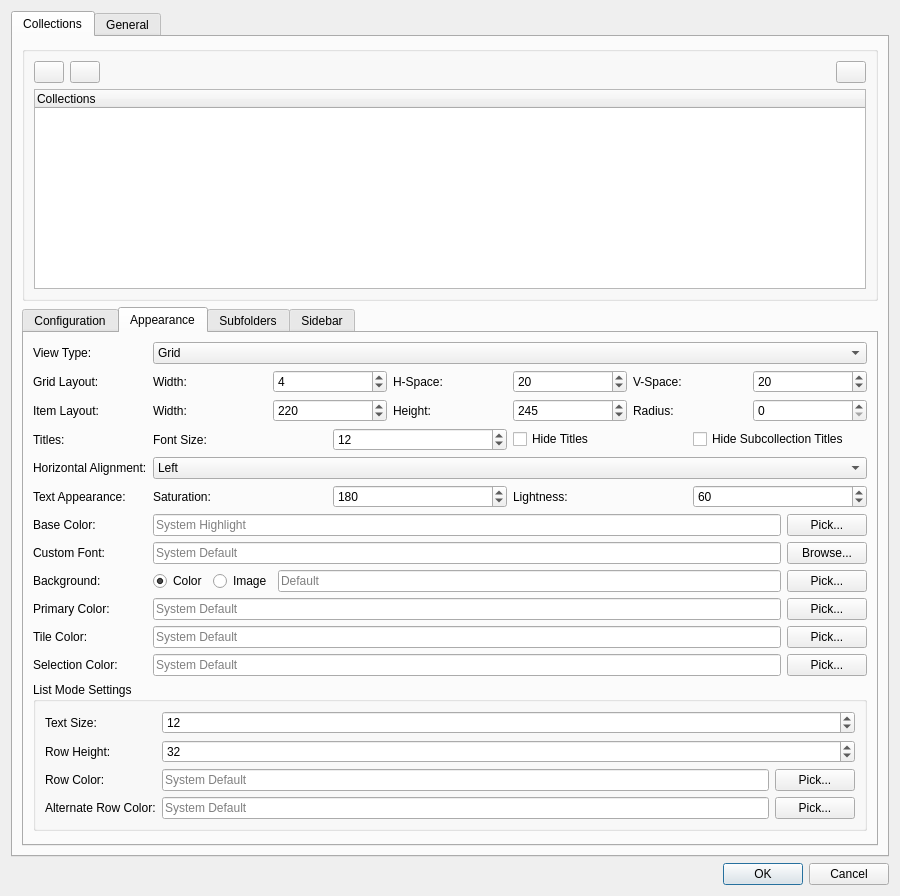
This is src/ui/dialogs/settingsdialog.ui in EtherAura/Kartend as Qt 5 draws it before an edit. The edited form follows.
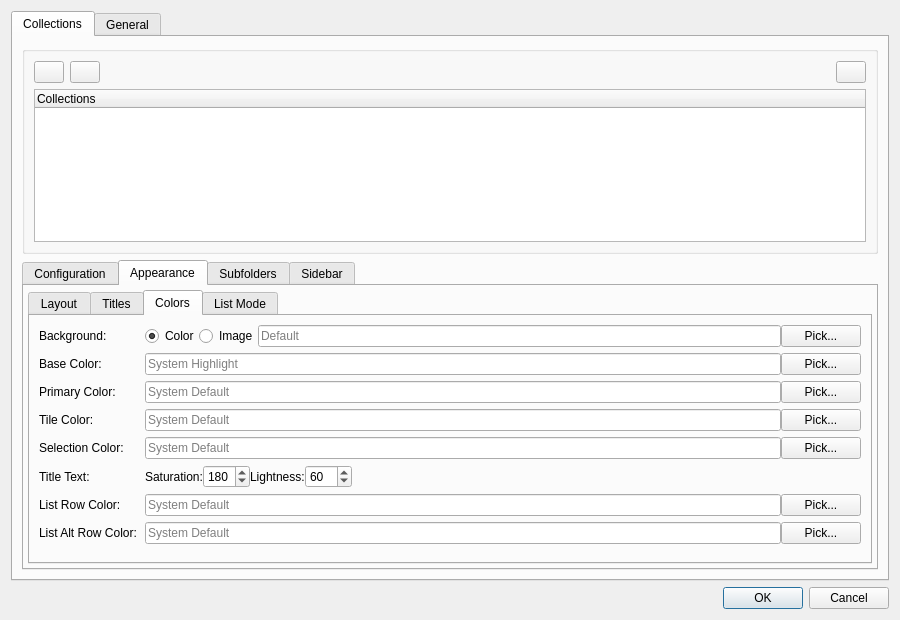
This is the edited form. The open tabs and pages were chosen to show the change. Icons and pictures are not drawn.

Commit message: ui(settings): approved settings dialog tweaks

```diff
--- a/src/ui/dialogs/settingsdialog.ui
+++ b/src/ui/dialogs/settingsdialog.ui
@@ -7,7 +7,7 @@
     <x>0</x>
     <y>0</y>
     <width>900</width>
-    <height>800</height>
+    <height>620</height>
    </rect>
   </property>
   <property name="windowTitle">
@@ -100,7 +100,7 @@
             <property name="minimumSize">
              <size>
               <width>0</width>
-              <height>200</height>
+              <height>120</height>
              </size>
             </property>
             <property name="rootIsDecorated">
@@ -364,8 +364,24 @@
            <string>Appearance</string>
           </attribute>
           <layout class="QVBoxLayout" name="appearanceTabLayout">
+           <property name="spacing"><number>4</number></property>
+           <property name="leftMargin"><number>4</number></property>
+           <property name="rightMargin"><number>4</number></property>
+           <property name="topMargin"><number>4</number></property>
+           <property name="bottomMargin"><number>4</number></property>
            <item>
-            <layout class="QFormLayout" name="appearanceFormLayout">
+            <widget class="QTabWidget" name="appearanceSubTabWidget">
+             <property name="currentIndex"><number>0</number></property>
+             <!-- Sub-tab: Layout -->
+             <widget class="QWidget" name="appearanceLayoutSubTab">
+              <attribute name="title"><string>Layout</string></attribute>
+              <layout class="QVBoxLayout" name="appearanceLayoutSubTabLayout">
+               <property name="spacing"><number>6</number></property>
+               <item>
+                <layout class="QFormLayout" name="appearanceLayoutFormLayout">
+                 <property name="horizontalSpacing"><number>8</number></property>
+                 <property name="verticalSpacing"><number>6</number></property>
+                 <property name="fieldGrowthPolicy"><enum>QFormLayout::FieldGrowthPolicy::ExpandingFieldsGrow</enum></property>
              <item row="0" column="0">
               <widget class="QLabel" name="label_viewType">
                <property name="text">
@@ -374,21 +390,29 @@
               </widget>
              </item>
              <item row="0" column="1">
+                  <layout class="QHBoxLayout" name="viewTypeRowLayout">
+                   <item>
               <widget class="QComboBox" name="viewTypeComboBox">
-               <property name="toolTip">
-                <string>Display items as a grid with artwork or as a simple list</string>
-               </property>
-               <item>
-                <property name="text">
-                 <string>Grid</string>
-                </property>
+                     <property name="toolTip"><string>Display items as a grid with artwork or as a simple list</string></property>
+                     <item><property name="text"><string>Grid</string></property></item>
+                     <item><property name="text"><string>List</string></property></item>
+                    </widget>
                </item>
                <item>
-                <property name="text">
-                 <string>List</string>
-                </property>
-               </item>
-              </widget>
+                    <widget class="QLabel" name="label_horizontalAlignment">
+                     <property name="text"><string>Alignment:</string></property>
+                    </widget>
+                   </item>
+                   <item>
+                    <widget class="QComboBox" name="horizontalAlignmentComboBox">
+                     <property name="toolTip"><string>Horizontal alignment of collection grid (Left, Center, Right)</string></property>
+                     <item><property name="text"><string>Left</string></property></item>
+                     <item><property name="text"><string>Center</string></property></item>
+                     <item><property name="text"><string>Right</string></property></item>
+                    </widget>
+                   </item>
+                   <item><spacer name="viewTypeRowSpacer"><property name="orientation"><enum>Qt::Orientation::Horizontal</enum></property><property name="sizeHint" stdset="0"><size><width>40</width><height>20</height></size></property></spacer></item>
+                  </layout>
              </item>
              <item row="1" column="0">
               <widget class="QLabel" name="label_gridLayout">
@@ -438,6 +462,7 @@
                  <property name="value"><number>20</number></property>
                 </widget>
                </item>
+                   <item><spacer name="gridLayoutSpacer"><property name="orientation"><enum>Qt::Orientation::Horizontal</enum></property><property name="sizeHint" stdset="0"><size><width>40</width><height>20</height></size></property></spacer></item>
               </layout>
              </item>
              <item row="2" column="0">
@@ -488,16 +513,30 @@
                  <property name="value"><number>0</number></property>
                 </widget>
                </item>
-              </layout>
-             </item>
-             <item row="3" column="0">
+                   <item><spacer name="itemLayoutSpacer"><property name="orientation"><enum>Qt::Orientation::Horizontal</enum></property><property name="sizeHint" stdset="0"><size><width>40</width><height>20</height></size></property></spacer></item>
+                  </layout>
+                 </item>
+                </layout>
+               </item>
+               <item><spacer name="appearanceLayoutVerticalSpacer"><property name="orientation"><enum>Qt::Orientation::Vertical</enum></property><property name="sizeHint" stdset="0"><size><width>20</width><height>40</height></size></property></spacer></item>
+              </layout>
+             </widget>
+             <!-- Sub-tab: Titles -->
+             <widget class="QWidget" name="appearanceTitlesSubTab">
+              <attribute name="title"><string>Titles</string></attribute>
+              <layout class="QVBoxLayout" name="appearanceTitlesSubTabLayout">
+               <property name="spacing"><number>6</number></property>
+               <item>
+                <layout class="QFormLayout" name="appearanceTitlesFormLayout">
+                 <property name="horizontalSpacing"><number>8</number></property>
+                 <property name="verticalSpacing"><number>6</number></property>
+                 <property name="fieldGrowthPolicy"><enum>QFormLayout::FieldGrowthPolicy::ExpandingFieldsGrow</enum></property>
+                 <item row="0" column="0">
               <widget class="QLabel" name="label_titles">
-               <property name="text">
-                <string>Titles:</string>
-               </property>
-              </widget>
-             </item>
-             <item row="3" column="1">
+                   <property name="text"><string>Titles:</string></property>
+                  </widget>
+                 </item>
+                 <item row="0" column="1">
               <layout class="QHBoxLayout" name="titlesLayout">
                <item>
                 <widget class="QLabel" name="label_fontSize_mini">
@@ -524,105 +563,15 @@
                  <property name="text"><string>Hide Subcollection Titles</string></property>
                 </widget>
                </item>
-              </layout>
-             </item>
-             <item row="4" column="0">
-              <widget class="QLabel" name="label_horizontalAlignment">
-               <property name="text">
-                <string>Horizontal Alignment:</string>
-               </property>
-              </widget>
-             </item>
-             <item row="4" column="1">
-              <widget class="QComboBox" name="horizontalAlignmentComboBox">
-               <property name="toolTip">
-                <string>Horizontal alignment of collection grid (Left, Center, Right)</string>
-               </property>
-               <item>
-                <property name="text">
-                 <string>Left</string>
-                </property>
-               </item>
-               <item>
-                <property name="text">
-                 <string>Center</string>
-                </property>
-               </item>
-               <item>
-                <property name="text">
-                 <string>Right</string>
-                </property>
-               </item>
-              </widget>
-             </item>
-             <item row="5" column="0">
-              <widget class="QLabel" name="label_textAppearance">
-               <property name="text">
-                <string>Text Appearance:</string>
-               </property>
-              </widget>
-             </item>
-             <item row="5" column="1">
-              <layout class="QHBoxLayout" name="textAppearanceLayout">
-               <item>
-                <widget class="QLabel" name="label_saturation_mini">
-                 <property name="text"><string>Saturation:</string></property>
-                </widget>
-               </item>
-               <item>
-                <widget class="QSpinBox" name="titleSaturationSpinBox">
-                 <property name="toolTip"><string>Title text color saturation (0-255)</string></property>
-                 <property name="minimum"><number>0</number></property>
-                 <property name="maximum"><number>255</number></property>
-                 <property name="value"><number>180</number></property>
-                </widget>
-               </item>
-               <item>
-                <widget class="QLabel" name="label_lightness_mini">
-                 <property name="text"><string>Lightness:</string></property>
-                </widget>
-               </item>
-               <item>
-                <widget class="QSpinBox" name="titleLightnessSpinBox">
-                 <property name="toolTip"><string>Title text color lightness (0-255, lower is darker)</string></property>
-                 <property name="minimum"><number>0</number></property>
-                 <property name="maximum"><number>255</number></property>
-                 <property name="value"><number>60</number></property>
-                </widget>
-               </item>
-              </layout>
-             </item>
-             <item row="6" column="0">
-              <widget class="QLabel" name="label_baseColor">
-               <property name="text">
-                <string>Base Color:</string>
-               </property>
-              </widget>
-             </item>
-             <item row="6" column="1">
-              <layout class="QHBoxLayout" name="baseColorLayout">
-               <item>
-                <widget class="QLineEdit" name="baseColorEdit">
-                 <property name="toolTip"><string>Base color for title text (hex format like #FF5500, leave empty for system highlight)</string></property>
-                 <property name="placeholderText"><string>System Highlight</string></property>
-                </widget>
-               </item>
-               <item>
-                <widget class="QPushButton" name="browseColorButton">
-                 <property name="text"><string>Pick...</string></property>
-                 <property name="toolTip"><string>Select a base color</string></property>
-                </widget>
-               </item>
-              </layout>
-             </item>
-             <item row="7" column="0">
+                   <item><spacer name="titlesSpacer"><property name="orientation"><enum>Qt::Orientation::Horizontal</enum></property><property name="sizeHint" stdset="0"><size><width>40</width><height>20</height></size></property></spacer></item>
+                  </layout>
+                 </item>
+                 <item row="1" column="0">
               <widget class="QLabel" name="label_customFont">
-               <property name="text">
-                <string>Custom Font:</string>
-               </property>
-              </widget>
-             </item>
-             <item row="7" column="1">
+                   <property name="text"><string>Custom Font:</string></property>
+                  </widget>
+                 </item>
+                 <item row="1" column="1">
               <layout class="QHBoxLayout" name="customFontLayout">
                <item>
                 <widget class="QLineEdit" name="customFontEdit">
@@ -638,14 +587,27 @@
                </item>
               </layout>
              </item>
-             <item row="8" column="0">
+                </layout>
+               </item>
+               <item><spacer name="appearanceTitlesVerticalSpacer"><property name="orientation"><enum>Qt::Orientation::Vertical</enum></property><property name="sizeHint" stdset="0"><size><width>20</width><height>40</height></size></property></spacer></item>
+              </layout>
+             </widget>
+             <!-- Sub-tab: Colors -->
+             <widget class="QWidget" name="appearanceColorsSubTab">
+              <attribute name="title"><string>Colors</string></attribute>
+              <layout class="QVBoxLayout" name="appearanceColorsSubTabLayout">
+               <property name="spacing"><number>6</number></property>
+               <item>
+                <layout class="QFormLayout" name="appearanceColorsFormLayout">
+                 <property name="horizontalSpacing"><number>8</number></property>
+                 <property name="verticalSpacing"><number>6</number></property>
+                 <property name="fieldGrowthPolicy"><enum>QFormLayout::FieldGrowthPolicy::ExpandingFieldsGrow</enum></property>
+                 <item row="0" column="0">
               <widget class="QLabel" name="label_background">
-               <property name="text">
-                <string>Background:</string>
-               </property>
-              </widget>
-             </item>
-             <item row="8" column="1">
+                   <property name="text"><string>Background:</string></property>
+                  </widget>
+                 </item>
+                 <item row="0" column="1">
               <layout class="QHBoxLayout" name="backgroundLayout">
                <item>
                 <widget class="QRadioButton" name="backgroundColorRadio">
@@ -672,14 +634,33 @@
                </item>
               </layout>
              </item>
-             <item row="9" column="0">
+                 <item row="1" column="0">
+                  <widget class="QLabel" name="label_baseColor">
+                   <property name="text"><string>Base Color:</string></property>
+                  </widget>
+                 </item>
+                 <item row="1" column="1">
+                  <layout class="QHBoxLayout" name="baseColorLayout">
+                   <item>
+                    <widget class="QLineEdit" name="baseColorEdit">
+                     <property name="toolTip"><string>Base color for title text (hex format like #FF5500, leave empty for system highlight)</string></property>
+                     <property name="placeholderText"><string>System Highlight</string></property>
+                    </widget>
+                   </item>
+                   <item>
+                    <widget class="QPushButton" name="browseColorButton">
+                     <property name="text"><string>Pick...</string></property>
+                     <property name="toolTip"><string>Select a base color</string></property>
+                    </widget>
+                   </item>
+                  </layout>
+                 </item>
+                 <item row="2" column="0">
               <widget class="QLabel" name="label_primaryColor">
-               <property name="text">
-                <string>Primary Color:</string>
-               </property>
-              </widget>
-             </item>
-             <item row="9" column="1">
+                   <property name="text"><string>Primary Color:</string></property>
+                  </widget>
+                 </item>
+                 <item row="2" column="1">
               <layout class="QHBoxLayout" name="primaryColorLayout">
                <item>
                 <widget class="QLineEdit" name="primaryColorEdit">
@@ -695,14 +676,12 @@
                </item>
               </layout>
              </item>
-             <item row="10" column="0">
+                 <item row="3" column="0">
               <widget class="QLabel" name="label_tileColor">
-               <property name="text">
-                <string>Tile Color:</string>
-               </property>
-              </widget>
-             </item>
-             <item row="10" column="1">
+                   <property name="text"><string>Tile Color:</string></property>
+                  </widget>
+                 </item>
+                 <item row="3" column="1">
               <layout class="QHBoxLayout" name="tileColorLayout">
                <item>
                 <widget class="QLineEdit" name="tileColorEdit">
@@ -718,14 +697,12 @@
                </item>
               </layout>
              </item>
-             <item row="11" column="0">
+                 <item row="4" column="0">
               <widget class="QLabel" name="label_selectionColor">
-               <property name="text">
-                <string>Selection Color:</string>
-               </property>
-              </widget>
-             </item>
-             <item row="11" column="1">
+                   <property name="text"><string>Selection Color:</string></property>
+                  </widget>
+                 </item>
+                 <item row="4" column="1">
               <layout class="QHBoxLayout" name="selectionColorLayout">
                <item>
                 <widget class="QLineEdit" name="selectionColorEdit">
@@ -741,52 +718,40 @@
                </item>
               </layout>
              </item>
-            </layout>
-           </item>
-           <item>
-            <widget class="QGroupBox" name="listModeGroupBox">
-             <property name="title">
-              <string>List Mode Settings</string>
-             </property>
-             <layout class="QFormLayout" name="listModeFormLayout">
-              <item row="0" column="0">
-               <widget class="QLabel" name="label_listFontSize">
-                <property name="text">
-                 <string>Text Size:</string>
-                </property>
-               </widget>
-              </item>
-              <item row="0" column="1">
-               <widget class="QSpinBox" name="listFontSizeSpinBox">
-                <property name="toolTip"><string>Font size for list view text (6-48 pt)</string></property>
-                <property name="minimum"><number>6</number></property>
-                <property name="maximum"><number>48</number></property>
-                <property name="value"><number>12</number></property>
-               </widget>
-              </item>
-              <item row="1" column="0">
-               <widget class="QLabel" name="label_listRowHeight">
-                <property name="text">
-                 <string>Row Height:</string>
-                </property>
-               </widget>
-              </item>
-              <item row="1" column="1">
-               <widget class="QSpinBox" name="listRowHeightSpinBox">
-                <property name="toolTip"><string>Height of each row in list view (20-100 px)</string></property>
-                <property name="minimum"><number>20</number></property>
-                <property name="maximum"><number>100</number></property>
-                <property name="value"><number>32</number></property>
-               </widget>
-              </item>
-              <item row="2" column="0">
+                 <item row="5" column="0">
+                  <widget class="QLabel" name="label_textAppearance">
+                   <property name="text"><string>Title Text:</string></property>
+                  </widget>
+                 </item>
+                 <item row="5" column="1">
+                  <layout class="QHBoxLayout" name="textAppearanceLayout">
+                   <item><widget class="QLabel" name="label_saturation_mini"><property name="text"><string>Saturation:</string></property></widget></item>
+                   <item>
+                    <widget class="QSpinBox" name="titleSaturationSpinBox">
+                     <property name="toolTip"><string>Title text color saturation (0-255)</string></property>
+                     <property name="minimum"><number>0</number></property>
+                     <property name="maximum"><number>255</number></property>
+                     <property name="value"><number>180</number></property>
+                    </widget>
+                   </item>
+                   <item><widget class="QLabel" name="label_lightness_mini"><property name="text"><string>Lightness:</string></property></widget></item>
+                   <item>
+                    <widget class="QSpinBox" name="titleLightnessSpinBox">
+                     <property name="toolTip"><string>Title text color lightness (0-255, lower is darker)</string></property>
+                     <property name="minimum"><number>0</number></property>
+                     <property name="maximum"><number>255</number></property>
+                     <property name="value"><number>60</number></property>
+                    </widget>
+                   </item>
+                   <item><spacer name="textAppearanceSpacer"><property name="orientation"><enum>Qt::Orientation::Horizontal</enum></property><property name="sizeHint" stdset="0"><size><width>40</width><height>20</height></size></property></spacer></item>
+                  </layout>
+                 </item>
+                 <item row="6" column="0">
                <widget class="QLabel" name="label_listRowColor">
-                <property name="text">
-                 <string>Row Color:</string>
-                </property>
-               </widget>
-              </item>
-              <item row="2" column="1">
+                   <property name="text"><string>List Row Color:</string></property>
+                  </widget>
+                 </item>
+                 <item row="6" column="1">
                <layout class="QHBoxLayout" name="listRowColorLayout">
                 <item>
                  <widget class="QLineEdit" name="listRowColorEdit">
@@ -802,14 +767,12 @@
                 </item>
                </layout>
               </item>
-              <item row="3" column="0">
+                 <item row="7" column="0">
                <widget class="QLabel" name="label_listAltRowColor">
-                <property name="text">
-                 <string>Alternate Row Color:</string>
-                </property>
-               </widget>
-              </item>
-              <item row="3" column="1">
+                   <property name="text"><string>List Alt Row Color:</string></property>
+                  </widget>
+                 </item>
+                 <item row="7" column="1">
                <layout class="QHBoxLayout" name="listAltRowColorLayout">
                 <item>
                  <widget class="QLineEdit" name="listAltRowColorEdit">
@@ -826,20 +789,54 @@
                </layout>
               </item>
              </layout>
-            </widget>
-           </item>
+               </item>
+               <item><spacer name="appearanceColorsVerticalSpacer"><property name="orientation"><enum>Qt::Orientation::Vertical</enum></property><property name="sizeHint" stdset="0"><size><width>20</width><height>40</height></size></property></spacer></item>
+              </layout>
+             </widget>
+             <!-- Sub-tab: List Mode -->
+             <widget class="QWidget" name="appearanceListSubTab">
+              <attribute name="title"><string>List Mode</string></attribute>
+              <layout class="QVBoxLayout" name="appearanceListSubTabLayout">
+               <property name="spacing"><number>6</number></property>
+               <item>
+                <layout class="QFormLayout" name="appearanceListFormLayout">
+                 <property name="horizontalSpacing"><number>8</number></property>
+                 <property name="verticalSpacing"><number>6</number></property>
+                 <property name="fieldGrowthPolicy"><enum>QFormLayout::FieldGrowthPolicy::ExpandingFieldsGrow</enum></property>
+                 <item row="0" column="0">
+                  <widget class="QLabel" name="label_listFontSize">
+                   <property name="text"><string>Row Size:</string></property>
+                  </widget>
+                 </item>
+                 <item row="0" column="1">
+                  <layout class="QHBoxLayout" name="listSizeLayout">
+                   <item><widget class="QLabel" name="label_listFontSize_mini"><property name="text"><string>Text Size:</string></property></widget></item>
            <item>
-            <spacer name="appearanceVerticalSpacer">
-             <property name="orientation">
-              <enum>Qt::Orientation::Vertical</enum>
-             </property>
-             <property name="sizeHint" stdset="0">
-              <size>
-               <width>20</width>
-               <height>40</height>
-              </size>
-             </property>
-            </spacer>
+                    <widget class="QSpinBox" name="listFontSizeSpinBox">
+                     <property name="toolTip"><string>Font size for list view text (6-48 pt)</string></property>
+                     <property name="minimum"><number>6</number></property>
+                     <property name="maximum"><number>48</number></property>
+                     <property name="value"><number>12</number></property>
+                    </widget>
+                   </item>
+                   <item><widget class="QLabel" name="label_listRowHeight"><property name="text"><string>Row Height:</string></property></widget></item>
+                   <item>
+                    <widget class="QSpinBox" name="listRowHeightSpinBox">
+                     <property name="toolTip"><string>Height of each row in list view (20-100 px)</string></property>
+                     <property name="minimum"><number>20</number></property>
+                     <property name="maximum"><number>100</number></property>
+                     <property name="value"><number>32</number></property>
+                    </widget>
+                   </item>
+                   <item><spacer name="listSizeSpacer"><property name="orientation"><enum>Qt::Orientation::Horizontal</enum></property><property name="sizeHint" stdset="0"><size><width>40</width><height>20</height></size></property></spacer></item>
+                  </layout>
+                 </item>
+                </layout>
+               </item>
+               <item><spacer name="appearanceListVerticalSpacer"><property name="orientation"><enum>Qt::Orientation::Vertical</enum></property><property name="sizeHint" stdset="0"><size><width>20</width><height>40</height></size></property></spacer></item>
+              </layout>
+             </widget>
+            </widget>
            </item>
           </layout>
          </widget>
```
Left out of the diff: 54 changed lines with no effect on the pictures. Lines whose indentation alone changed are shown as unchanged.
